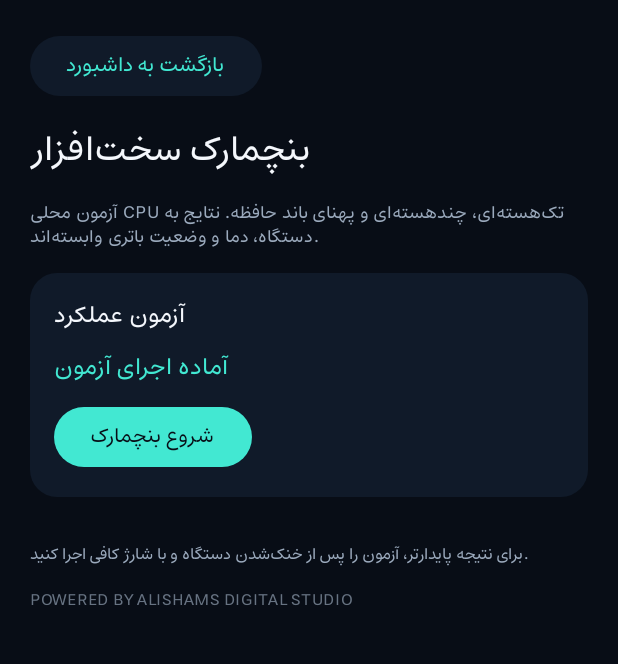
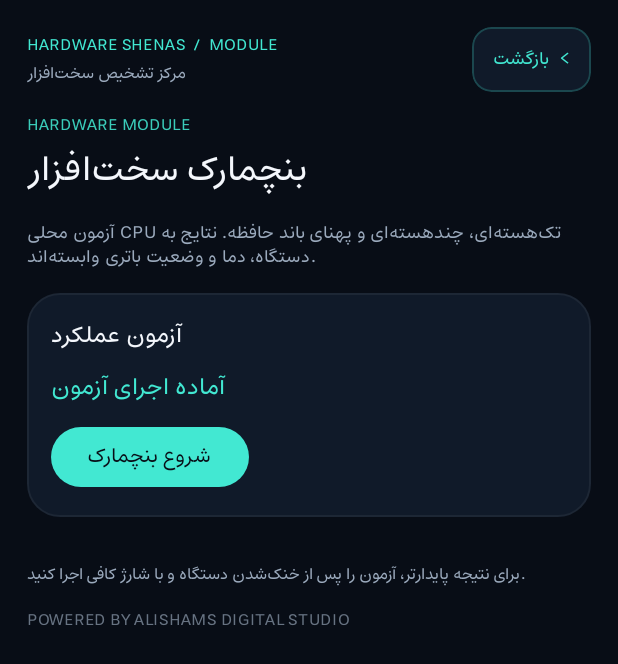
Before and after one commit to theslyapex/sakhtafzar-shenas, an Android app built with Jetpack Compose: the composable BenchmarkScreen shown on its own in the app's theme, on a phone screen of 412 x 824 dp. Shown: the top 664 px of the screen. Run offline under Robolectric (Android 15) with nearby library versions, the phone set to English and light mode, and no system bars.

Commit message:
Add shared module header and refine performance and benchmark panels

```diff
--- a/app/src/main/java/ir/alishams/hardwareshenas/ui/BenchmarkScreen.kt
+++ b/app/src/main/java/ir/alishams/hardwareshenas/ui/BenchmarkScreen.kt
@@ -57,14 +57,11 @@ fun BenchmarkScreen(onBack: () -> Unit, modifier: Modifier = Modifier) {
     var error by remember { mutableStateOf<String?>(null) }
 
     Column(
-        modifier = modifier.fillMaxSize().background(Midnight).padding(20.dp),
+        modifier = modifier.fillMaxSize().background(Midnight).padding(horizontal = 18.dp, vertical = 18.dp),
         verticalArrangement = Arrangement.spacedBy(14.dp)
     ) {
-        Button(
-            onClick = onBack,
-            colors = ButtonDefaults.buttonColors(containerColor = SurfaceDark, contentColor = CyanAccent)
-        ) { Text("بازگشت به داشبورد") }
-        Text("بنچمارک سخت‌افزار", style = MaterialTheme.typography.headlineSmall, fontWeight = FontWeight.Bold, color = MaterialTheme.colorScheme.onBackground)
+        HardwarePageTopBar(onBack)
+        HardwareSectionHeading("بنچمارک سخت‌افزار")
         Text(
             "آزمون محلی CPU تک‌هسته‌ای، چند‌هسته‌ای و پهنای باند حافظه. نتایج به دستگاه، دما و وضعیت باتری وابسته‌اند.",
             color = TextSecondary,
@@ -73,8 +70,9 @@ fun BenchmarkScreen(onBack: () -> Unit, modifier: Modifier = Modifier) {
 
         Card(
             modifier = Modifier.fillMaxWidth(),
-            shape = RoundedCornerShape(18.dp),
-            colors = CardDefaults.cardColors(containerColor = SurfaceDark)
+            shape = RoundedCornerShape(22.dp),
+            colors = CardDefaults.cardColors(containerColor = SurfaceDark),
+            border = androidx.compose.foundation.BorderStroke(1.dp, androidx.compose.ui.graphics.Color.White.copy(alpha = 0.055f))
         ) {
             Column(Modifier.padding(16.dp), verticalArrangement = Arrangement.spacedBy(10.dp)) {
                 Text("آزمون عملکرد", color = MaterialTheme.colorScheme.onSurface, fontWeight = FontWeight.Bold)
--- /dev/null
+++ b/app/src/main/java/ir/alishams/hardwareshenas/ui/HardwareUi.kt
@@ -0,0 +1,54 @@
+package ir.alishams.hardwareshenas.ui
+
+import androidx.compose.foundation.BorderStroke
+import androidx.compose.foundation.clickable
+import androidx.compose.foundation.layout.Arrangement
+import androidx.compose.foundation.layout.Column
+import androidx.compose.foundation.layout.Row
+import androidx.compose.foundation.layout.Spacer
+import androidx.compose.foundation.layout.fillMaxWidth
+import androidx.compose.foundation.layout.padding
+import androidx.compose.foundation.layout.width
+import androidx.compose.foundation.shape.RoundedCornerShape
+import androidx.compose.material3.MaterialTheme
+import androidx.compose.material3.Surface
+import androidx.compose.material3.Text
+import androidx.compose.runtime.Composable
+import androidx.compose.ui.Alignment
+import androidx.compose.ui.Modifier
+import androidx.compose.ui.draw.clip
+import androidx.compose.ui.text.font.FontWeight
+import androidx.compose.ui.unit.dp
+import ir.alishams.hardwareshenas.ui.theme.CyanAccent
+import ir.alishams.hardwareshenas.ui.theme.SurfaceDark
+import ir.alishams.hardwareshenas.ui.theme.TextSecondary
+
+@Composable
+fun HardwarePageTopBar(onBack: () -> Unit, modifier: Modifier = Modifier) {
+    Row(modifier.fillMaxWidth(), horizontalArrangement = Arrangement.SpaceBetween, verticalAlignment = Alignment.CenterVertically) {
+        Column(verticalArrangement = Arrangement.spacedBy(2.dp)) {
+            Text("HARDWARE SHENAS  /  MODULE", color = CyanAccent, style = MaterialTheme.typography.labelSmall, fontWeight = FontWeight.Bold)
+            Text("مرکز تشخیص سخت‌افزار", color = TextSecondary, style = MaterialTheme.typography.labelSmall)
+        }
+        Surface(
+            modifier = Modifier.clip(RoundedCornerShape(13.dp)).clickable(onClick = onBack),
+            color = SurfaceDark,
+            shape = RoundedCornerShape(13.dp),
+            border = BorderStroke(1.dp, CyanAccent.copy(alpha = 0.22f))
+        ) {
+            Row(Modifier.padding(horizontal = 14.dp, vertical = 9.dp), verticalAlignment = Alignment.CenterVertically) {
+                Text("بازگشت", color = CyanAccent, style = MaterialTheme.typography.labelMedium, fontWeight = FontWeight.SemiBold)
+                Spacer(Modifier.width(6.dp))
+                Text("‹", color = CyanAccent, style = MaterialTheme.typography.titleMedium, fontWeight = FontWeight.Bold)
+            }
+        }
+    }
+}
+
+@Composable
+fun HardwareSectionHeading(title: String, modifier: Modifier = Modifier, eyebrow: String = "HARDWARE MODULE") {
+    Column(modifier.fillMaxWidth(), verticalArrangement = Arrangement.spacedBy(3.dp)) {
+        Text(eyebrow, color = CyanAccent.copy(alpha = 0.88f), style = MaterialTheme.typography.labelSmall, fontWeight = FontWeight.Bold)
+        Text(title, color = MaterialTheme.colorScheme.onBackground, style = MaterialTheme.typography.headlineSmall, fontWeight = FontWeight.ExtraBold)
+    }
+}
--- a/app/src/main/java/ir/alishams/hardwareshenas/ui/PerformanceMonitorScreen.kt
+++ b/app/src/main/java/ir/alishams/hardwareshenas/ui/PerformanceMonitorScreen.kt
@@ -97,20 +97,18 @@ fun PerformanceMonitorScreen(onBack: () -> Unit, modifier: Modifier = Modifier)
 
     val current = snapshot.value
     Column(
-        modifier = modifier.fillMaxSize().background(Midnight).padding(20.dp),
+        modifier = modifier.fillMaxSize().background(Midnight).padding(horizontal = 18.dp, vertical = 18.dp),
         verticalArrangement = Arrangement.spacedBy(14.dp)
     ) {
-        Button(
-            onClick = onBack,
-            colors = ButtonDefaults.buttonColors(containerColor = SurfaceDark, contentColor = CyanAccent)
-        ) { Text("بازگشت به داشبورد") }
-        Text("پایش زنده عملکرد", style = MaterialTheme.typography.headlineSmall, fontWeight = FontWeight.Bold, color = MaterialTheme.colorScheme.onBackground)
+        HardwarePageTopBar(onBack)
+        HardwareSectionHeading("پایش زنده عملکرد")
         Text("به‌روزرسانی خودکار هر یک ثانیه، تا وقتی این صفحه باز است.", color = TextSecondary, style = MaterialTheme.typography.bodySmall)
 
         Card(
             modifier = Modifier.fillMaxWidth(),
-            shape = RoundedCornerShape(18.dp),
-            colors = CardDefaults.cardColors(containerColor = SurfaceDark)
+            shape = RoundedCornerShape(22.dp),
+            colors = CardDefaults.cardColors(containerColor = SurfaceDark),
+            border = androidx.compose.foundation.BorderStroke(1.dp, androidx.compose.ui.graphics.Color.White.copy(alpha = 0.055f))
         ) {
             Column(Modifier.padding(16.dp), verticalArrangement = Arrangement.spacedBy(10.dp)) {
                 Text("بار پردازنده", color = MaterialTheme.colorScheme.onSurface, fontWeight = FontWeight.Bold)
```
